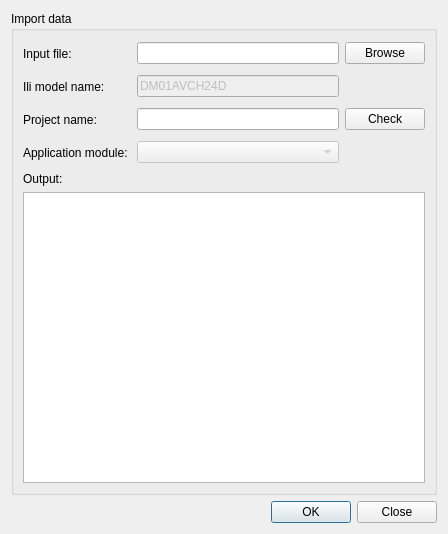
Above: base/file/Ui_importproject.ui from edigonzales-archiv/qcadastre before the change. Below: the same form after it.
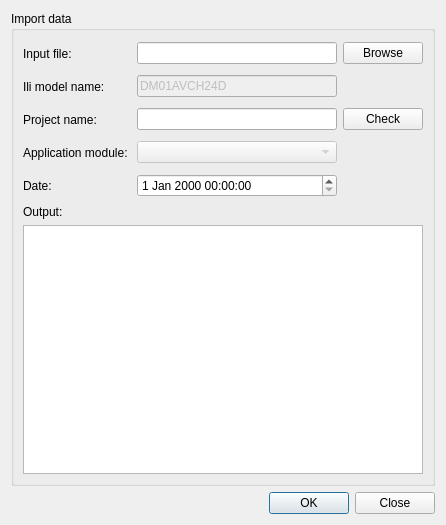
That is the form after the change.

```diff
--- a/base/file/Ui_importproject.ui
+++ b/base/file/Ui_importproject.ui
@@ -6,8 +6,8 @@
    <rect>
     <x>0</x>
     <y>0</y>
-    <width>448</width>
-    <height>534</height>
+    <width>446</width>
+    <height>525</height>
    </rect>
   </property>
   <property name="windowTitle">
@@ -118,9 +118,25 @@
           </property>
          </widget>
         </item>
+        <item row="4" column="1">
+         <widget class="QDateTimeEdit" name="dateTimeEdit"/>
+        </item>
+        <item row="4" column="0">
+         <widget class="QLabel" name="label_3">
+          <property name="minimumSize">
+           <size>
+            <width>0</width>
+            <height>27</height>
+           </size>
+          </property>
+          <property name="text">
+           <string>Date: </string>
+          </property>
+         </widget>
+        </item>
        </layout>
       </item>
-      <item row="1" column="0">
+      <item row="2" column="0">
        <layout class="QVBoxLayout" name="verticalLayout">
         <item>
          <widget class="QLabel" name="label_4">
```
